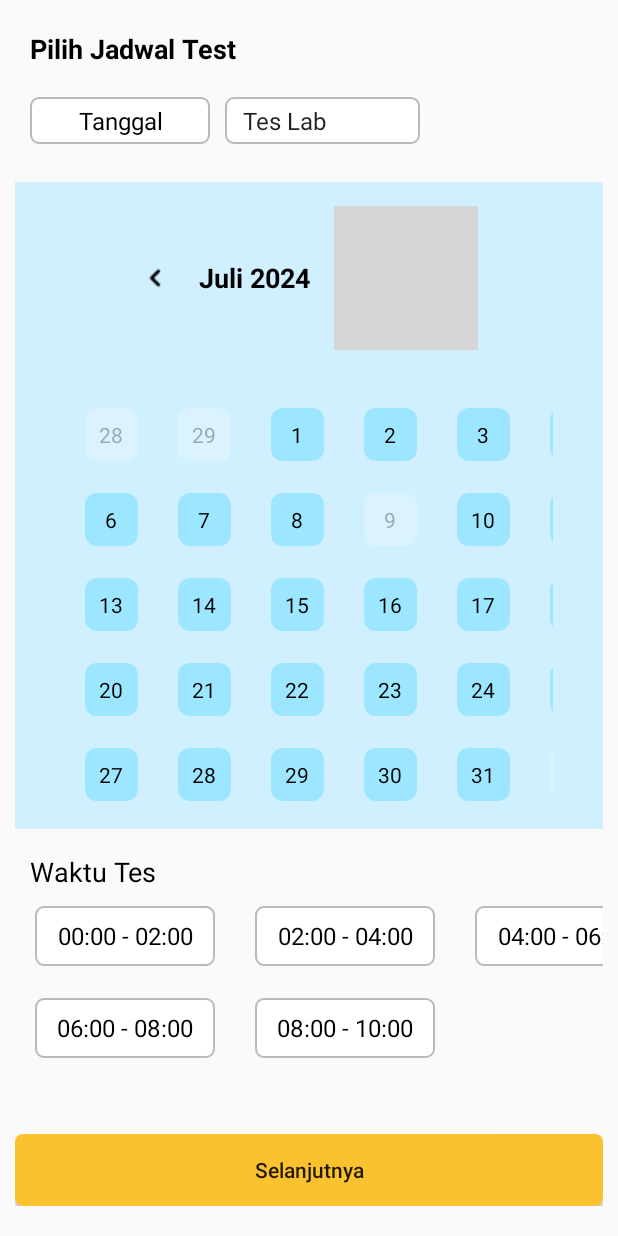
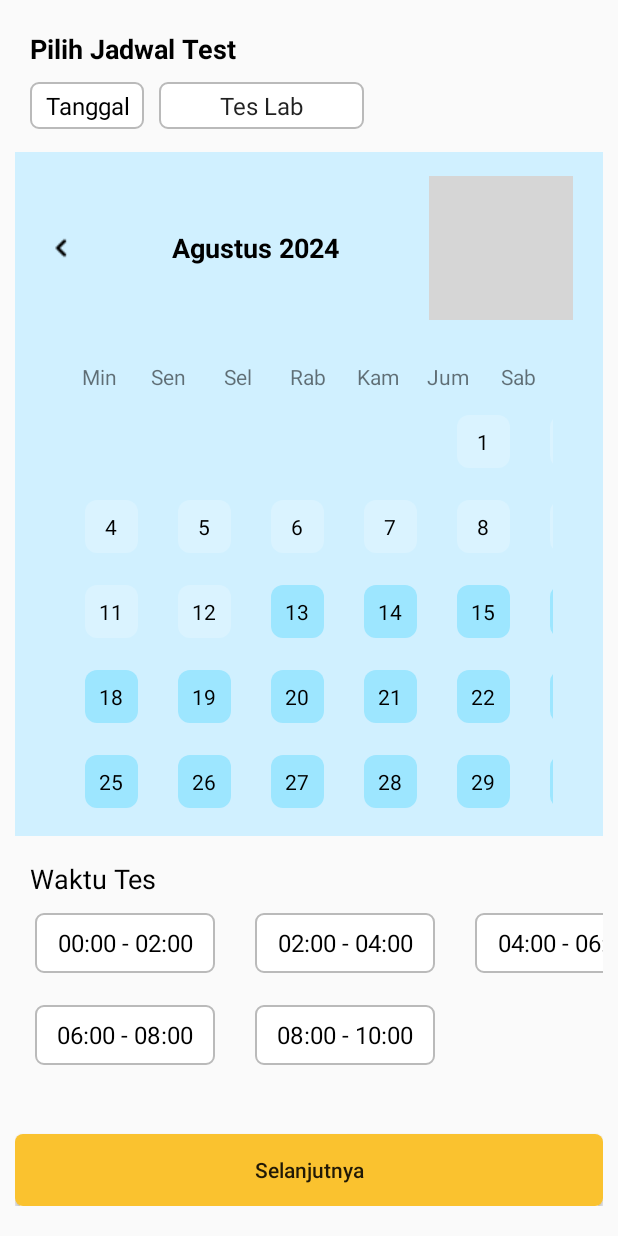
Before and after one commit to afrizalrizqi/HealthyU, an Android app: the BookingTesActivity screen opened directly, with no data from a screen before it, on a phone screen of 412 x 824 dp. Run offline under Robolectric (Android 15) with nearby library versions, the phone set to English and light mode, and no system bars; grey boxes are pictures that could not be loaded.

Commit message:
Bagian Louwis Kalender Booking Tes

```diff
--- a/app/src/main/java/com/example/projectux/BookingTesActivity.java
+++ b/app/src/main/java/com/example/projectux/BookingTesActivity.java
@@ -1,20 +1,21 @@
 package com.example.projectux;
 
-import static com.example.projectux.R.id.cardforTime;
-
-import android.annotation.SuppressLint;
-import android.graphics.Color;
 import android.os.Bundle;
+import android.view.Gravity;
 import android.view.LayoutInflater;
 import android.view.View;
 import android.widget.ArrayAdapter;
 import android.widget.GridLayout;
+import android.widget.ImageView;
 import android.widget.Spinner;
 import android.widget.TextView;
 import androidx.appcompat.app.AppCompatActivity;
+
+import java.text.SimpleDateFormat;
 import java.util.ArrayList;
 import java.util.Calendar;
 import java.util.List;
+import java.util.Locale;
 
 public class BookingTesActivity extends AppCompatActivity {
 
@@ -25,8 +26,8 @@ public class BookingTesActivity extends AppCompatActivity {
         super.onCreate(savedInstanceState);
         setContentView(R.layout.bookingtes);
 
-        View monthYearText = findViewById(R.id.monthYearText);
         calendarGrid = findViewById(R.id.calendarGrid);
+
 
         List<String> data = new ArrayList<>();
         data.add("Tes Lab");
@@ -82,6 +83,57 @@ public class BookingTesActivity extends AppCompatActivity {
                 }
             });
 
+            // In your onCreate method, after generating the initial calendar:
+
+            // Get references to the buttons
+            ImageView buttonNextMonth = findViewById(R.id.buttonnextmonth);
+            ImageView buttonBackMonth = findViewById(R.id.buttonbackmonth);
+
+            // Create a Calendar instance for the current month
+            Calendar currentMonth = Calendar.getInstance();
+            currentMonth.set(Calendar.YEAR, calendar.get(Calendar.YEAR));
+            currentMonth.set(Calendar.MONTH, calendar.get(Calendar.MONTH));
+
+            // Format the current month and year
+            SimpleDateFormat sdf = new SimpleDateFormat("MMMM yyyy", new Locale("in","ID"));
+            String formattedDate = sdf.format(currentMonth.getTime());
+
+            // Set the monthYearText to the formatted date
+            TextView monthYearText = findViewById(R.id.monthYearText);
+            monthYearText.setText(formattedDate);
+
+            // Set the OnClickListener for buttonNextMonth
+            buttonNextMonth.setOnClickListener(new View.OnClickListener() {
+                @Override
+                public void onClick(View v) {
+                    // Increment the month
+                    currentMonth.add(Calendar.MONTH, 1);
+                    // Regenerate the calendar
+                    generateCalendar(currentMonth.get(Calendar.YEAR), currentMonth.get(Calendar.MONTH));
+
+                    String formattedDate = sdf.format(currentMonth.getTime());
+
+                    // Set the monthYearText to the formatted date
+                    monthYearText.setText(formattedDate);
+                }
+            });
+
+            // Set the OnClickListener for buttonBackMonth
+            buttonBackMonth.setOnClickListener(new View.OnClickListener() {
+                @Override
+                public void onClick(View v) {
+                    // Decrement the month
+                    currentMonth.add(Calendar.MONTH, -1);
+                    // Regenerate the calendar
+                    generateCalendar(currentMonth.get(Calendar.YEAR), currentMonth.get(Calendar.MONTH));
+
+                    String formattedDate = sdf.format(currentMonth.getTime());
+
+                    // Set the monthYearText to the formatted date
+                    monthYearText.setText(formattedDate);
+                }
+            });
+
             GridLayout.LayoutParams params = new GridLayout.LayoutParams();
 
             // margin between each timeCardView
@@ -99,81 +151,99 @@ public class BookingTesActivity extends AppCompatActivity {
         }
     }
 
+
     private void generateCalendar(int year, int month) {
         Calendar calendar = Calendar.getInstance();
         calendar.set(Calendar.YEAR, year);
         calendar.set(Calendar.MONTH, month);
         calendar.set(Calendar.DAY_OF_MONTH, 1);
 
+        int firstDayOfWeek = calendar.get(Calendar.DAY_OF_WEEK); // 1 for Sunday, 2 for Monday, etc.
+
+        // If the first day of the month is not Sunday
+        if (firstDayOfWeek != Calendar.SUNDAY) {
+            // Calculate the dates for the days of the previous week up to and including Saturday
+            for (int i = 1; i < firstDayOfWeek; i++) {
+                calendar.add(Calendar.DAY_OF_MONTH, -1); // previous day
+                addDayToCalendar(LayoutInflater.from(this), calendar.get(Calendar.DAY_OF_MONTH), calendar.get(Calendar.MONTH), calendar.get(Calendar.YEAR), true, 0);
+            }
+            // Reset the calendar to the first day of the current month
+            calendar.set(Calendar.YEAR, year);
+            calendar.set(Calendar.MONTH, month);
+            calendar.set(Calendar.DAY_OF_MONTH, 1);
+        }
+
         int daysInMonth = calendar.getActualMaximum(Calendar.DAY_OF_MONTH);
 
-        int firstDayOfWeek = calendar.get(Calendar.DAY_OF_WEEK) - 1;
-
         calendar.add(Calendar.MONTH, -1);
-        int daysInPrevMonth = calendar.getActualMaximum(Calendar.DAY_OF_MONTH);
 
         LayoutInflater inflater = LayoutInflater.from(this);
 
         calendarGrid.removeAllViews();
 
-        for (int day = daysInPrevMonth - firstDayOfWeek + 1; day <= daysInPrevMonth - 2; day++) {
-            addDayToCalendar(inflater, day, true);
+
+        // Add views for the days of the current month
+        for (int day = 1; day <= daysInMonth; day++) {
+            addDayToCalendar(inflater, day, month, year, false,firstDayOfWeek-1);
         }
 
-        calendar.add(Calendar.MONTH, 1);
-        for (int day = 1; day <= daysInMonth; day++) {
-            if (day == 9) {
-                addDayToCalendar(inflater, day, true);
-            } else {
-                addDayToCalendar(inflater, day, false);
-            }
-        }
 
-        calendar.add(Calendar.MONTH, 1);
-        calendar.set(Calendar.DAY_OF_MONTH, 1);
-        int firstDayOfNextMonth = calendar.get(Calendar.DAY_OF_WEEK) - 1;
-
-        for (int day = 1; day <= 2 - firstDayOfNextMonth; day++) {
-            addDayToCalendar(inflater, day, true);
-        }
     }
 
     private TextView selectedDayView = null;
 
-    private void addDayToCalendar(LayoutInflater inflater, int day, boolean isOutOfMonth) {
+
+    private void addDayToCalendar(LayoutInflater inflater, int day, int month, int year, boolean isOutOfMonth, int firstDayOfWeek) {
         View dayView = inflater.inflate(R.layout.daycard, calendarGrid, false);
         TextView dayTextView = dayView.findViewById(R.id.day);
         dayTextView.setText(String.valueOf(day));
 
-        if (isOutOfMonth) {
-            dayTextView.setTextColor(getResources().getColor(R.color.unactivetext));
+        // Create a Calendar instance for the day
+        Calendar calendar = Calendar.getInstance();
+        calendar.set(Calendar.YEAR, year);
+        calendar.set(Calendar.MONTH, month);
+        calendar.set(Calendar.DAY_OF_MONTH, day);
+
+        // Create a Calendar instance for today
+        Calendar today = Calendar.getInstance();
+
+        // If the day is today or after today, make it unactive
+        if (calendar.before(today)) {
             dayTextView.setBackgroundResource(R.drawable.unactiveday);
+            dayView.setClickable(false);
         } else {
             // Set an OnClickListener for the dayView
             dayView.setOnClickListener(new View.OnClickListener() {
                 @Override
                 public void onClick(View v) {
+                    // If there is a previously selected dayView, change its background back to the default background
                     if (selectedDayView != null) {
                         selectedDayView.setBackgroundResource(R.drawable.day_background);
                     }
 
-                    // Change the background of the clicked TextView to dayselected
                     dayTextView.setBackgroundResource(R.drawable.dayselected);
 
-                    // Update the currently selected TextView
                     selectedDayView = dayTextView;
 
-                    // When the dayView is clicked, update the bookingDay TextView to the day clicked
                     TextView bookingDay = findViewById(R.id.bookingDay);
-                    bookingDay.setText(dayTextView.getText() + " Juli 2024");
+
+                    // Format the date
+                    SimpleDateFormat sdf = new SimpleDateFormat("dd MMMM yyyy", new Locale("in","ID"));
+                    String formattedDate = sdf.format(calendar.getTime());
+
+                    // Set the bookingDay text to the formatted date
+                    bookingDay.setText(formattedDate);
                 }
             });
         }
 
         GridLayout.LayoutParams params = new GridLayout.LayoutParams();
 
-        params.columnSpec = GridLayout.spec(calendarGrid.getChildCount() % 7);
-        params.rowSpec = GridLayout.spec(calendarGrid.getChildCount() / 7);
+        // Set the column of the TextView to the day of the week
+        params.columnSpec = GridLayout.spec((firstDayOfWeek + day - 1) % 7);
+
+        // Set the row of the TextView to the week of the month
+        params.rowSpec = GridLayout.spec((firstDayOfWeek + day - 1) / 7);
 
         params.setMargins(20, 16,20,16);
 
--- a/app/src/main/res/drawable/dayselected.xml
+++ b/app/src/main/res/drawable/dayselected.xml
@@ -1,4 +1,8 @@
 <shape xmlns:android="http://schemas.android.com/apk/res/android">
-    <solid android:color="@color/button_register" />
+    <solid android:color="@color/register1" />
     <corners android:radius="8dp" />
+    <stroke
+        android:width="2dp"
+        android:color="@color/borderblue"
+        />
 </shape>
--- a/app/src/main/res/drawable/timeselected.xml
+++ b/app/src/main/res/drawable/timeselected.xml
@@ -1,6 +1,6 @@
 <?xml version="1.0" encoding="utf-8"?>
 <shape xmlns:android="http://schemas.android.com/apk/res/android">
-    <solid android:color="@color/register1"
+    <solid android:color="@color/white"
         />
     <corners android:radius="5dp" />
     <padding
@@ -8,4 +8,7 @@
         android:top="5dp"
         android:right="10dp"
         android:bottom="5dp" />
+    <stroke
+        android:width="1dp"
+        android:color="@color/borderblue" />
 </shape>
--- a/app/src/main/res/layout/bookingtes.xml
+++ b/app/src/main/res/layout/bookingtes.xml
@@ -27,12 +27,12 @@
             android:layout_width="match_parent"
             android:layout_height="wrap_content"
             android:orientation="horizontal"
-            android:paddingVertical="10dp"
+
             android:paddingHorizontal="10dp">
 
             <TextView
                 android:id="@+id/bookingDay"
-                android:layout_width="120dp"
+                android:layout_width="wrap_content"
                 android:layout_height="wrap_content"
                 android:layout_marginRight="10dp"
                 android:background="@drawable/boxborder"
@@ -44,10 +44,10 @@
 
             <Spinner
                 android:id="@+id/spinnerlayanan"
-                android:layout_width="130dp"
+                android:layout_width="wrap_content"
                 android:layout_height="wrap_content"
                 android:background="@drawable/boxborder"
-                android:gravity="end"
+                android:gravity="center"
                 android:paddingHorizontal="4dp"
                 android:textColor="@color/black" />
 
@@ -68,30 +68,90 @@
                 android:layout_width="match_parent"
                 android:layout_height="wrap_content"
                 android:orientation="horizontal"
+                android:background="#00000000"
                 android:gravity="center"
                 android:padding="8dp">
 
                 <ImageView
+                    android:id="@+id/buttonbackmonth"
                     android:layout_width="wrap_content"
                     android:layout_height="wrap_content"
                     android:src="@drawable/backbutton" />
 
                 <TextView
                     android:id="@+id/monthYearText"
-                    android:layout_width="wrap_content"
+                    android:layout_width="200dp"
+                    android:gravity="center"
                     android:layout_height="wrap_content"
                     android:layout_marginStart="16dp"
                     android:layout_marginEnd="16dp"
-                    android:text="Juli 2024"
+                    android:text="Juli"
                     android:textColor="#000"
                     android:textSize="18sp"
                     android:textStyle="bold" />
 
                 <ImageView
+                    android:id="@+id/buttonnextmonth"
                     android:layout_width="wrap_content"
                     android:layout_height="wrap_content"
                     android:src="@drawable/nextbutton" />
 
+            </LinearLayout>
+            <LinearLayout
+                android:layout_width="match_parent"
+                android:layout_height="wrap_content"
+                android:orientation="horizontal"
+                android:paddingHorizontal="25dp"
+                android:layout_marginTop="20dp">
+
+                <TextView
+                    android:layout_width="0dp"
+                    android:layout_height="wrap_content"
+                    android:layout_weight="1"
+                    android:gravity="center"
+                    android:text="Min"/>
+
+                <TextView
+                    android:layout_width="0dp"
+                    android:layout_height="wrap_content"
+                    android:layout_weight="1"
+                    android:gravity="center"
+                    android:text="Sen"/>
+
+                <TextView
+                    android:layout_width="0dp"
+                    android:layout_height="wrap_content"
+                    android:layout_weight="1"
+                    android:gravity="center"
+                    android:text="Sel"/>
+
+                <TextView
+                    android:layout_width="0dp"
+                    android:layout_height="wrap_content"
+                    android:layout_weight="1"
+                    android:gravity="center"
+                    android:text="Rab"/>
+
+                <TextView
+                    android:layout_width="0dp"
+                    android:layout_height="wrap_content"
+                    android:layout_weight="1"
+                    android:gravity="center"
+                    android:text="Kam"/>
+
+                <TextView
+                    android:layout_width="0dp"
+                    android:layout_height="wrap_content"
+                    android:layout_weight="1"
+                    android:gravity="center"
+                    android:text="Jum"/>
+
+                <TextView
+                    android:layout_width="0dp"
+                    android:layout_height="wrap_content"
+                    android:layout_weight="1"
+                    android:gravity="center"
+                    android:text="Sab"/>
             </LinearLayout>
 
             <!-- Calendar Days -->
@@ -102,30 +162,10 @@
                 android:columnCount="7"
                 android:rowCount="6"
                 android:paddingHorizontal="25dp"
-                android:layout_marginTop="20dp"
+                android:layout_marginTop="5dp"
                 >
 
-                <TextView
-                    android:layout_width="35dp"
-                    android:layout_height="40dp"
-                    android:layout_columnWeight="1"
-                    android:layout_margin="8dp"
-                    android:gravity="center"
-                    android:text="1"
-                    android:background="@drawable/day_background"
-                    android:textColor="#000"
-                    tools:ignore="MissingConstraints" />
 
-                <TextView
-                    android:layout_width="35dp"
-                    android:layout_height="40dp"
-                    android:layout_columnWeight="1"
-                    android:layout_margin="8dp"
-                    android:gravity="center"
-                    android:text="1"
-                    android:background="@drawable/day_background"
-                    android:textColor="#000"
-                    tools:ignore="MissingConstraints" />
 
                 <!-- Repeat for each day -->
 
--- a/app/src/main/res/values/colors.xml
+++ b/app/src/main/res/values/colors.xml
@@ -16,4 +16,5 @@
     <color name="detail_grey">#787878</color>
     <color name="unactive">#33FFFFFF</color>
     <color name="unactivetext">#6633363F</color>
+    <color name="borderblue">#00A3FF</color>
 </resources>
```
